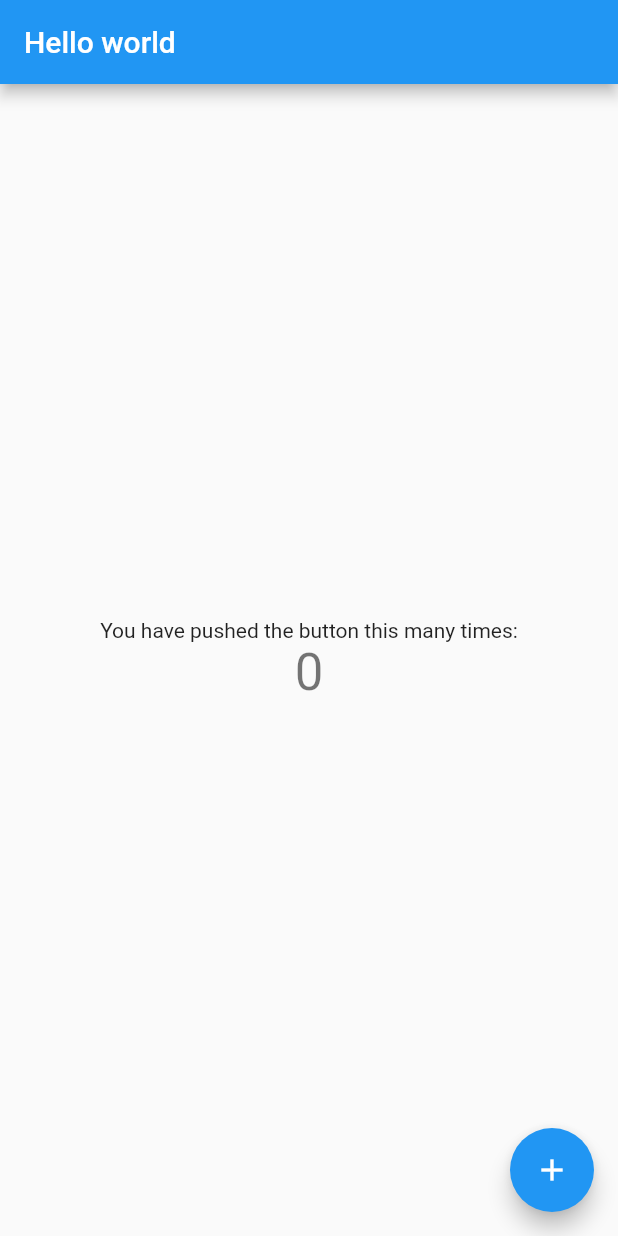
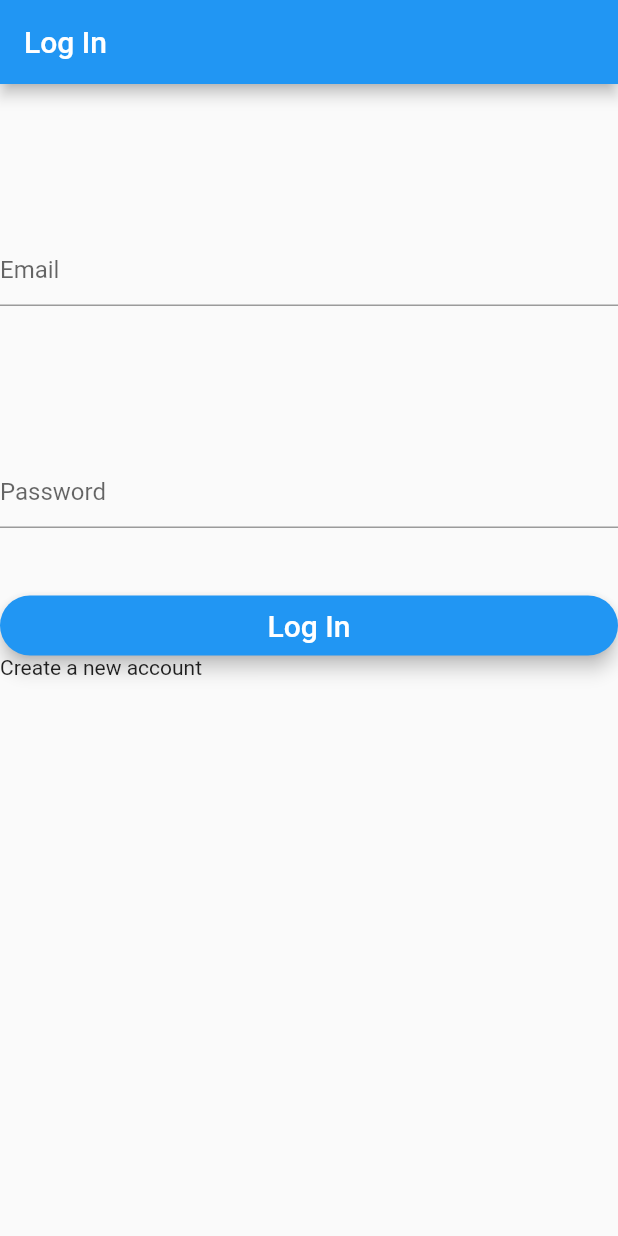
Before and after one commit to dpalencia/EasyEats, a Flutter app: the screen it shows after launch, on a phone screen of 412 x 824 dp. Run offline on Flutter 3.47's test engine with Material 2 defaults, Android fonts, the phone set to English and light mode, and no system bars; our stand-ins replace cloud_firestore, firebase_auth; accounts and stored records are empty.

Commit message:
User Login and DB

```diff
--- a/Source Code/lib/main.dart
+++ b/Source Code/lib/main.dart
@@ -1,6 +1,7 @@
+import 'package:firebase_auth/firebase_auth.dart';
 import 'package:flutter/material.dart';
-// import 'package:odysseusrecipes/screens/LoginScreen.dart';
-//import 'package:odysseusrecipes/screens/IngredientsList.dart';
+import 'package:odysseusrecipes/screens/Root.dart';
+
 
 void main() => runApp(MyApp());
 
@@ -22,13 +23,13 @@ class MyApp extends StatelessWidget {
         // is not restarted.
         primarySwatch: Colors.blue,
       ),
-      home: MyHomePage(title: "Hello world"),
+      home: Root(FirebaseAuth.instance)
     );
   }
 }
 
 
-
+/*
 class MyHomePage extends StatefulWidget {
   MyHomePage({Key key, this.title}) : super(key: key);
 
@@ -113,3 +114,4 @@ class _MyHomePageState extends State<MyHomePage> {
     );
   }
 }
+*/
--- /dev/null
+++ b/Source Code/lib/screens/LoginScreen.dart
@@ -0,0 +1,205 @@
+import 'package:cloud_firestore/cloud_firestore.dart';
+import 'package:flutter/material.dart';
+import 'package:firebase_auth/firebase_auth.dart';
+
+// https://medium.com/flutterpub/flutter-how-to-do-user-login-with-firebase-a6af760b14d5
+
+class LoginScreen extends StatefulWidget {
+  final FirebaseAuth _auth;
+
+  final loginCallBack;
+
+  LoginScreen(this._auth, this.loginCallBack);
+
+  @override
+  State<StatefulWidget> createState() => _LoginScreenState(this._auth);
+}
+
+class _LoginScreenState extends State<LoginScreen> {
+  final FirebaseAuth _auth;
+  _LoginScreenState(this._auth);
+
+  String _email;
+  String _password;
+  bool _register = false;
+
+  final _formKey = GlobalKey<FormState>();
+  final myController = TextEditingController();
+
+  @override
+  Widget build(BuildContext context) {
+    return Scaffold(
+      appBar: AppBar(
+        title: Text("Log In")
+      ),
+      body: theForm(context)
+    );
+  }
+
+  Widget theForm(context) {
+    if(_register)
+      return showRegisterForm();
+    else
+      return showLoginForm(context);
+  }
+
+  Widget showRegisterForm() {
+    return Container(
+      child: Form(
+        key: _formKey, // Why do we need a key here?
+        // Pretty sure this is so the state of the
+        // form is preserved every time this widget is built.
+        child: ListView(
+          children: <Widget>[
+            emailInput(),
+            passwordInput(),
+            registerButton(),
+            returnToLogin()
+          ]
+        )
+      )
+    );
+  }
+
+    Widget registerButton() {
+    return Padding(
+        padding: EdgeInsets.fromLTRB(0.0, 45.0, 0.0, 0.0),
+        child: SizedBox(
+          height: 40.0,
+          child: RaisedButton(
+            elevation: 5.0,
+            shape: RoundedRectangleBorder(
+                borderRadius:BorderRadius.circular(30.0)),
+            color: Colors.blue,
+            child: Text(
+                "Register",
+                style: TextStyle(fontSize: 20.0, color: Colors.white)),
+            onPressed: createAnAccount,
+          ),
+        ));
+  }
+
+
+  Widget returnToLogin() {
+    return InkWell(
+      onTap: () {
+        this.setState(() {
+          _register = false;
+          }
+        );
+      },
+      child: Text("Log in with an existing account")
+    );
+  }
+
+  Widget showLoginForm(BuildContext context) {
+    return Container(
+      child: Form(
+        key: _formKey, // Why do we need a key here?
+        // Pretty sure this is so the state of the
+        // form is preserved every time this widget is built.
+        child: ListView(
+          children: <Widget>[
+            emailInput(),
+            passwordInput(),
+            loginButton(),
+            newUser(context)
+          ]
+        )
+      )
+    );
+  }
+
+
+  Widget newUser(BuildContext context) {
+    return InkWell(
+      onTap: () {
+        this.setState(() {
+          _register = true;
+          }
+        );
+      },
+      child: Text("Create a new account")
+    );
+  }
+
+  Widget emailInput() {
+    return Padding(
+      padding: const EdgeInsets.fromLTRB(0.0, 100.0, 0.0, 0.0),
+      child: TextFormField(
+        maxLines: 1,
+        keyboardType: TextInputType.emailAddress,
+        autofocus: false,
+        decoration: new InputDecoration(
+          hintText: 'Email'
+        ),
+        validator: (v) => v.isEmpty ? 'Empty email' : null,
+        onSaved: (v) => _email = v.trim(),
+      )
+    );
+  }
+
+  Widget passwordInput() {
+    return Padding(
+      padding: const EdgeInsets.fromLTRB(0.0, 100.0, 0.0, 0.0),
+      child: TextFormField(
+        maxLines: 1,
+        autofocus: false,
+        obscureText: true,
+        decoration: InputDecoration(
+          hintText: 'Password'
+        ),
+        validator: (v) => v.isEmpty ? 'Empty password' : null,
+        onSaved: (v) => _password = v.trim(),
+      )
+    );
+  }
+
+  Widget loginButton() {
+    return Padding(
+        padding: EdgeInsets.fromLTRB(0.0, 45.0, 0.0, 0.0),
+        child: SizedBox(
+          height: 40.0,
+          child: RaisedButton(
+            elevation: 5.0,
+            shape: RoundedRectangleBorder(
+                borderRadius:BorderRadius.circular(30.0)),
+            color: Colors.blue,
+            child: Text(
+                "Log In",
+                style: TextStyle(fontSize: 20.0, color: Colors.white)),
+            onPressed: validate,
+          ),
+        ));
+  }
+
+  void validate() async {
+    if(_formKey.currentState.validate() == false) {
+      return;
+    }
+    _formKey.currentState.save();
+    _auth.signInWithEmailAndPassword(email: _email, password: _password);
+    widget.loginCallBack();
+  }
+
+  void createAnAccount() async {
+    if(_formKey.currentState.validate() == false) {
+      return;
+    }
+    _formKey.currentState.save();
+    try {
+      final FirebaseUser user = (await _auth.createUserWithEmailAndPassword(email: _email, password: _password)).user;
+      print(_email);
+      print(_password);
+      Firestore.instance.collection("user").document(user.uid.toString()).setData(
+        {
+          "userIngredients": List<Map>()
+        }
+      );
+    } catch(signupError) {
+      print("Error:" + signupError.toString());
+      return;
+    }
+  }
+
+}
--- /dev/null
+++ b/Source Code/lib/screens/Root.dart
@@ -0,0 +1,47 @@
+import 'package:flutter/material.dart';
+import 'package:firebase_auth/firebase_auth.dart';
+import 'package:odysseusrecipes/screens/LoginScreen.dart';
+import 'package:odysseusrecipes/screens/Home.dart';
+
+
+class Root extends StatefulWidget {
+  Root(this._auth);
+  final FirebaseAuth _auth;
+  State<StatefulWidget> createState() => RootState();
+}
+
+class RootState extends State<Root> {
+  FirebaseUser _user;
+  @override build(BuildContext context) {
+    if(_user == null) {
+      return LoginScreen(widget._auth, loginCallBack);
+    } else {
+      return Home(logoutCallBack);
+    }
+  }
+
+  @override
+  void initState() {
+    super.initState();
+    awaitUser();
+  }
+
+  void awaitUser() async {
+    _user = await widget._auth.currentUser();
+  }
+
+  void loginCallBack() async {
+    // Use the auth object to get the current user. Update state.
+    FirebaseUser user = await widget._auth.currentUser();
+    setState(() {
+          _user = user;
+        }
+      );
+  }
+
+  void logoutCallBack() {
+    widget._auth.signOut();
+    setState(() { _user = null; });
+  }
+
+}
--- a/Source Code/pubspec.yaml
+++ b/Source Code/pubspec.yaml
@@ -22,6 +22,7 @@ dependencies:
 
   cloud_firestore:
 
+  firebase_auth: ^0.14.0+5
   # The following adds the Cupertino Icons font to your application.
   # Use with the CupertinoIcons class for iOS style icons.
   cupertino_icons: ^0.1.2
```
Also changed, not shown: Source Code/lib/screens/Home.dart (added, +15 -0 lines), 4 other files.
